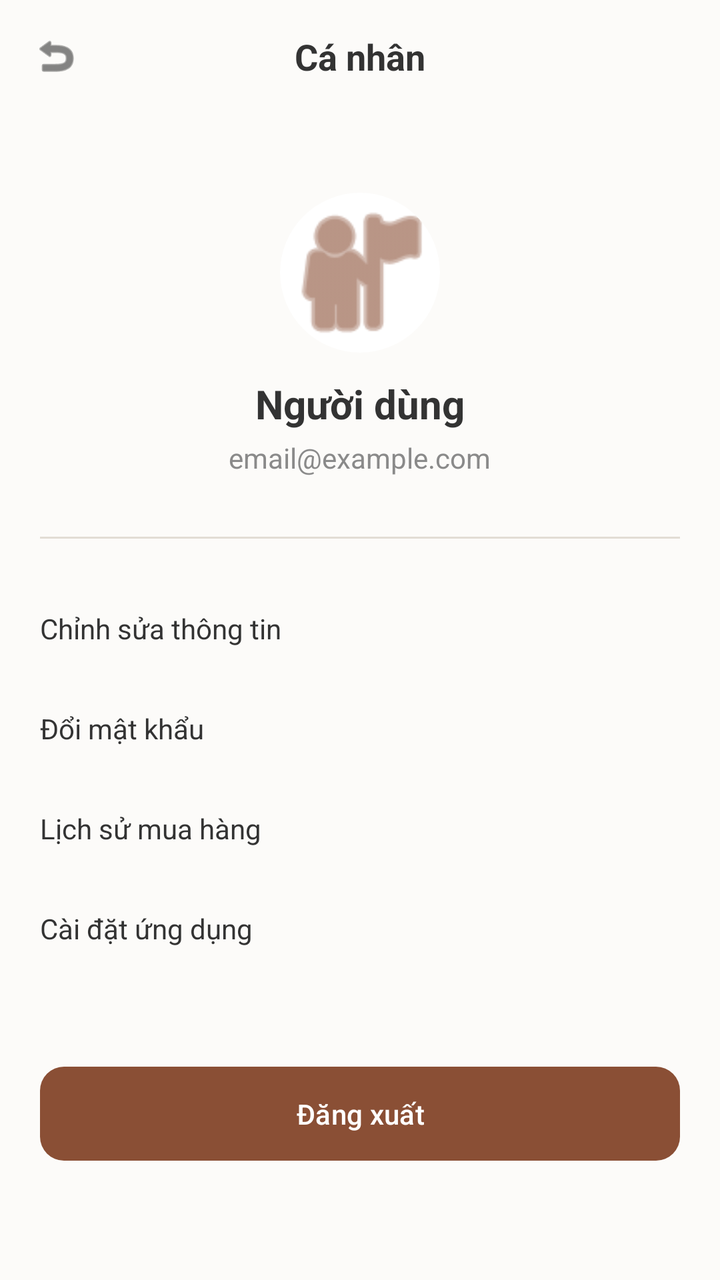
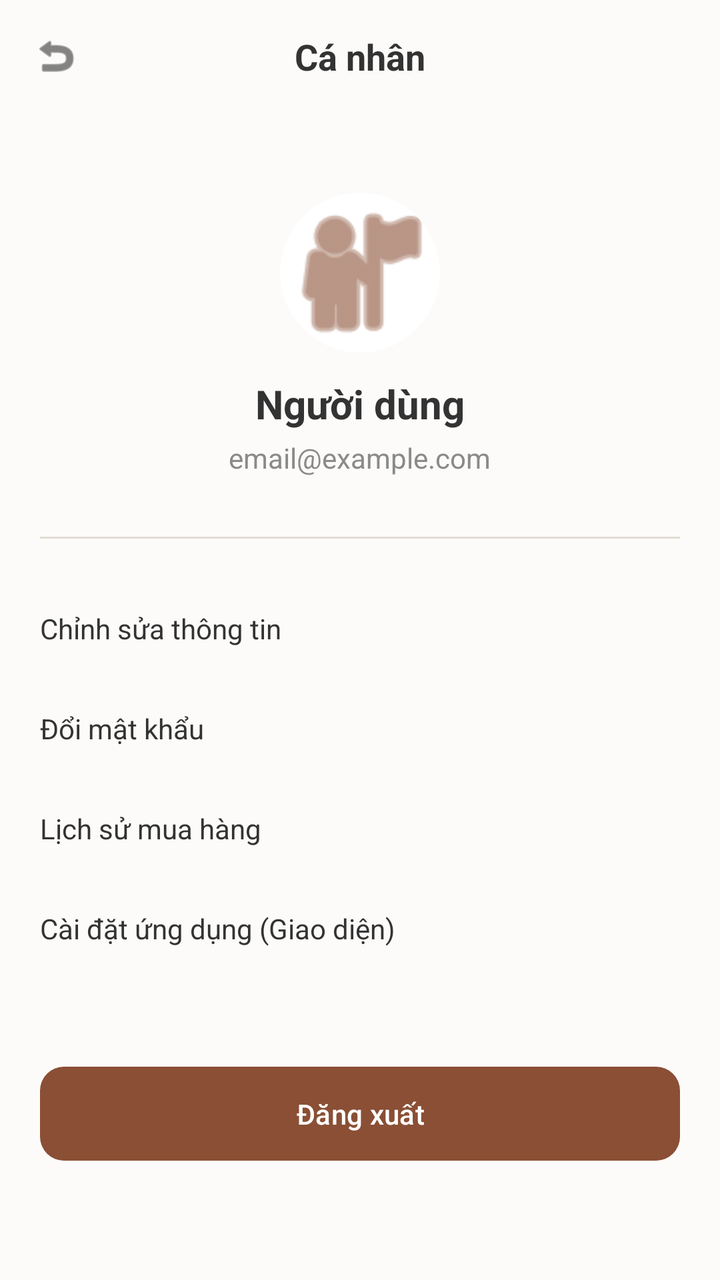

Screens rendered from an Android XML layout before and after an edit, with the pre-edit source and the edit as a unified diff.
<!-- AndroidManifest.xml: application theme Theme.PetParadise -->
<!-- res/layout/activity_profile.xml -->
<?xml version="1.0" encoding="utf-8"?>
<LinearLayout xmlns:android="http://schemas.android.com/apk/res/android"
    xmlns:app="http://schemas.android.com/apk/res-auto"
    android:layout_width="match_parent"
    android:layout_height="match_parent"
    android:background="@color/bg_main"
    android:orientation="vertical">

    
    <RelativeLayout
        android:layout_width="match_parent"
        android:layout_height="wrap_content"
        android:padding="16dp">

        <ImageView
            android:id="@+id/btn_back"
            android:layout_width="24dp"
            android:layout_height="24dp"
            android:src="@android:drawable/ic_menu_revert"
            app:tint="@color/text_title" />

        <TextView
            android:layout_width="wrap_content"
            android:layout_height="wrap_content"
            android:layout_centerInParent="true"
            android:text="Cá nhân"
            android:textColor="@color/text_title"
            android:textSize="18sp"
            android:textStyle="bold" />
    </RelativeLayout>

    <ScrollView
        android:layout_width="match_parent"
        android:layout_height="match_parent">

        <LinearLayout
            android:layout_width="match_parent"
            android:layout_height="wrap_content"
            android:orientation="vertical"
            android:padding="20dp">

            
            <androidx.cardview.widget.CardView
                android:layout_width="80dp"
                android:layout_height="80dp"
                android:layout_gravity="center"
                android:layout_marginTop="20dp"
                app:cardCornerRadius="40dp"
                app:cardElevation="0dp">
                <ImageView
                    android:layout_width="match_parent"
                    android:layout_height="match_parent"
                    android:scaleType="centerCrop"
                    android:src="@android:drawable/ic_menu_myplaces"
                    app:tint="@color/brown_main" />
            </androidx.cardview.widget.CardView>

            <TextView
                android:id="@+id/tv_profile_name"
                android:layout_width="wrap_content"
                android:layout_height="wrap_content"
                android:layout_gravity="center"
                android:layout_marginTop="12dp"
                android:text="Người dùng"
                android:textColor="@color/text_title"
                android:textSize="20sp"
                android:textStyle="bold" />

            <TextView
                android:id="@+id/tv_profile_email"
                android:layout_width="wrap_content"
                android:layout_height="wrap_content"
                android:layout_gravity="center"
                android:layout_marginTop="4dp"
                android:text="email@example.com"
                android:textColor="@color/text_subtitle"
                android:textSize="14sp" />

            
            <TextView
                android:id="@+id/btn_admin_mode"
                android:layout_width="wrap_content"
                android:layout_height="wrap_content"
                android:layout_gravity="center"
                android:layout_marginTop="16dp"
                android:background="@drawable/category_unselected"
                android:paddingHorizontal="16dp"
                android:paddingVertical="6dp"
                android:text="⚡ Chế độ quản trị"
                android:textColor="@color/brown_main"
                android:textSize="12sp"
                android:textStyle="bold"
                android:visibility="gone" />

            <View
                android:layout_width="match_parent"
                android:layout_height="1dp"
                android:layout_marginTop="30dp"
                android:background="@color/border_input" />

            
            <LinearLayout
                android:layout_width="match_parent"
                android:layout_height="wrap_content"
                android:layout_marginTop="20dp"
                android:orientation="vertical">

                <TextView
                    android:id="@+id/menu_edit_profile"
                    android:layout_width="match_parent"
                    android:layout_height="50dp"
                    android:gravity="center_vertical"
                    android:text="Chỉnh sửa thông tin"
                    android:textColor="@color/text_title"
                    android:clickable="true"
                    android:focusable="true"
                    android:background="?attr/selectableItemBackground" />

                <TextView
                    android:layout_width="match_parent"
                    android:layout_height="50dp"
                    android:gravity="center_vertical"
                    android:text="Đổi mật khẩu"
                    android:textColor="@color/text_title" />

                <TextView
                    android:layout_width="match_parent"
                    android:layout_height="50dp"
                    android:gravity="center_vertical"
                    android:text="Lịch sử mua hàng"
                    android:textColor="@color/text_title" />

                <TextView
                    android:layout_width="match_parent"
                    android:layout_height="50dp"
                    android:gravity="center_vertical"
                    android:text="Cài đặt ứng dụng"
                    android:textColor="@color/text_title" />
            </LinearLayout>

            
            <com.google.android.material.button.MaterialButton
                android:id="@+id/btn_logout"
                android:layout_width="match_parent"
                android:layout_height="55dp"
                android:layout_marginTop="40dp"
                android:layout_marginBottom="20dp"
                android:text="Đăng xuất"
                android:textAllCaps="false"
                android:textColor="@color/white"
                app:backgroundTint="@color/brown_main"
                app:cornerRadius="12dp" />

        </LinearLayout>
    </ScrollView>
</LinearLayout>
<!-- resources referenced by this layout -->
<resources>
  <color name="bg_main">#FCFBF9</color>
  <color name="border_input">#E2DDD5</color>
  <color name="brown_main">#8A4F35</color>
  <color name="text_subtitle">#8A8A8A</color>
  <color name="text_title">#333333</color>
  <color name="white">#FFFFFFFF</color>
  <!-- drawable category_unselected (drawable) -->
  <?xml version="1.0" encoding="utf-8"?>
  <shape xmlns:android="http://schemas.android.com/apk/res/android">
      <solid android:color="#F0ECE8"/>
      <corners android:radius="20dp"/>
  </shape>
  <style name="Theme.PetParadise" parent="Base.Theme.PetParadise" />
  <style name="Base.Theme.PetParadise" parent="Theme.Material3.DayNight.NoActionBar">
          
          
      </style>
</resources>

<!-- the commit's change to res/layout/activity_profile.xml (unified diff, before → after) -->
@@ -48,6 +48,7 @@
                 app:cardCornerRadius="40dp"
                 app:cardElevation="0dp">
                 <ImageView
+                    android:id="@+id/iv_profile_avatar"
                     android:layout_width="match_parent"
                     android:layout_height="match_parent"
                     android:scaleType="centerCrop"
@@ -131,11 +132,15 @@
                     android:textColor="@color/text_title" />
 
                 <TextView
+                    android:id="@+id/menu_app_settings"
                     android:layout_width="match_parent"
                     android:layout_height="50dp"
                     android:gravity="center_vertical"
-                    android:text="Cài đặt ứng dụng"
-                    android:textColor="@color/text_title" />
+                    android:text="Cài đặt ứng dụng (Giao diện)"
+                    android:textColor="@color/text_title"
+                    android:clickable="true"
+                    android:focusable="true"
+                    android:background="?attr/selectableItemBackground" />
             </LinearLayout>
 
             
